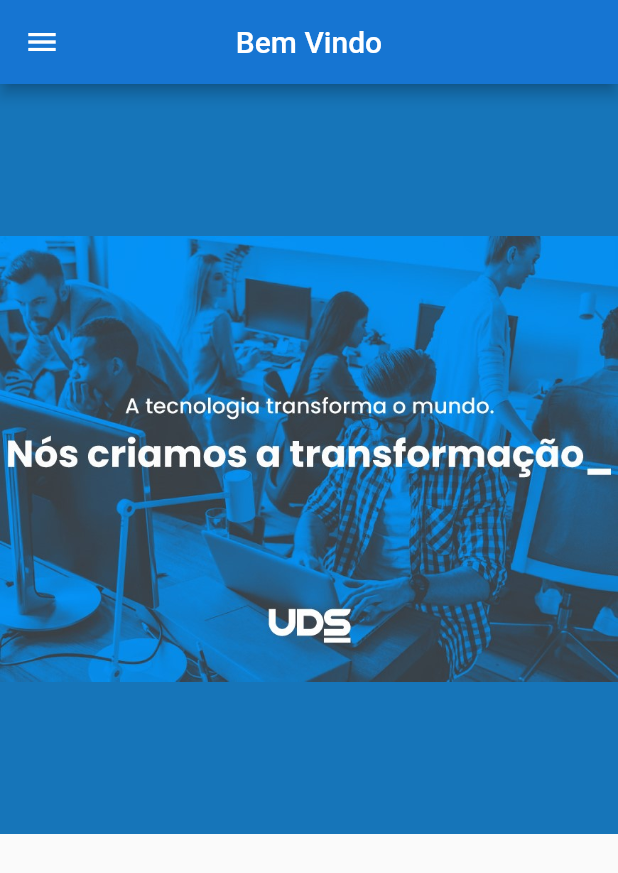
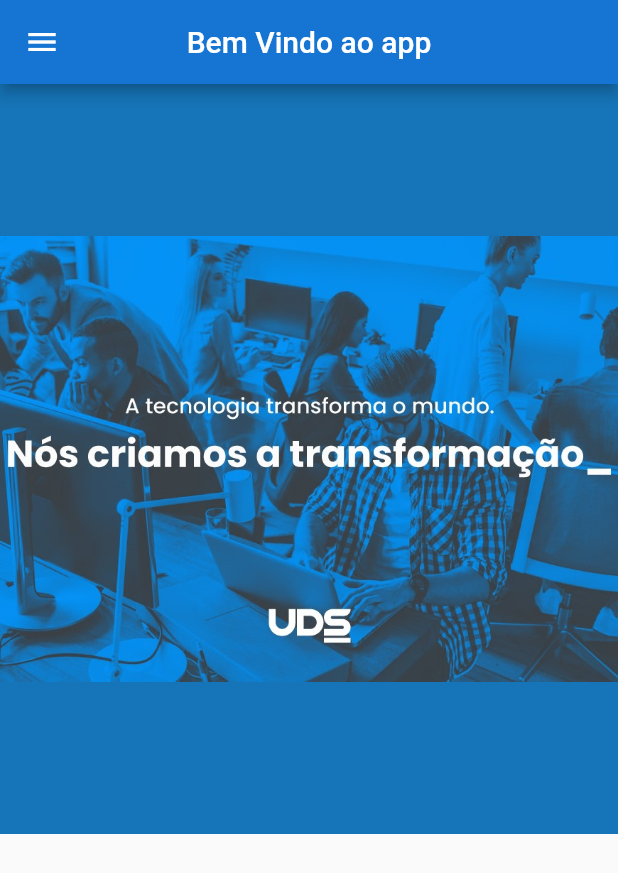
Before and after one commit to hudsonishibashi/Upload_Flutter, a Flutter app: the HomeScreen screen opened directly, on a phone screen of 412 x 824 dp. Shown: the top 873 px of the screen. Run offline on Flutter 3.47's test engine with Material 2 defaults, Android fonts, the phone set to English and light mode, and no system bars; our stand-ins replace cloud_firestore, firebase_auth, sqflite; accounts and stored records are empty.

Commit message:
'alteracaonotextobemvindo'

```diff
--- a/app_teste/lib/src/telas/tela_principal.dart
+++ b/app_teste/lib/src/telas/tela_principal.dart
@@ -20,7 +20,7 @@ class _HomeScreenState extends State<HomeScreen> {
       children: <Widget>[
         Scaffold(
       appBar: AppBar(
-        title: Text("Bem Vindo",
+        title: Text("Bem Vindo ao app",
         style: TextStyle(color: Colors.white),
         ),
         centerTitle: true,
```
